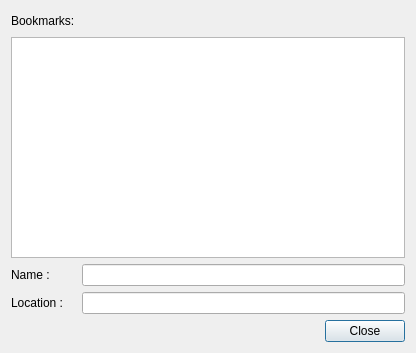
Old version of the form src/help/bookmarkdialog.ui in the repository GAMS-dev/studio.
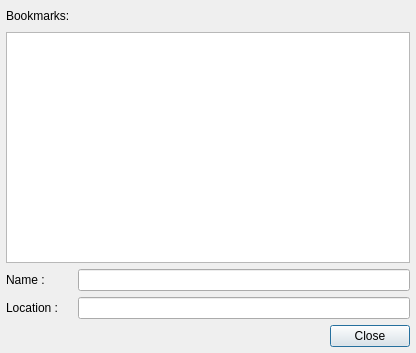
New version of the form.

Commit message: reduce border margin of help view and its bookmark dialog

Diff of the .ui file:
```diff
--- a/src/help/bookmarkdialog.ui
+++ b/src/help/bookmarkdialog.ui
@@ -20,6 +20,18 @@
    <string>GAMS Studio - Organize Bookmarks</string>
   </property>
   <layout class="QVBoxLayout" name="verticalLayout">
+   <property name="leftMargin">
+    <number>6</number>
+   </property>
+   <property name="topMargin">
+    <number>6</number>
+   </property>
+   <property name="rightMargin">
+    <number>6</number>
+   </property>
+   <property name="bottomMargin">
+    <number>6</number>
+   </property>
    <item>
     <layout class="QHBoxLayout" name="locationbookmarkHLayout">
      <item>
```
The commit also changes 1 other file.
